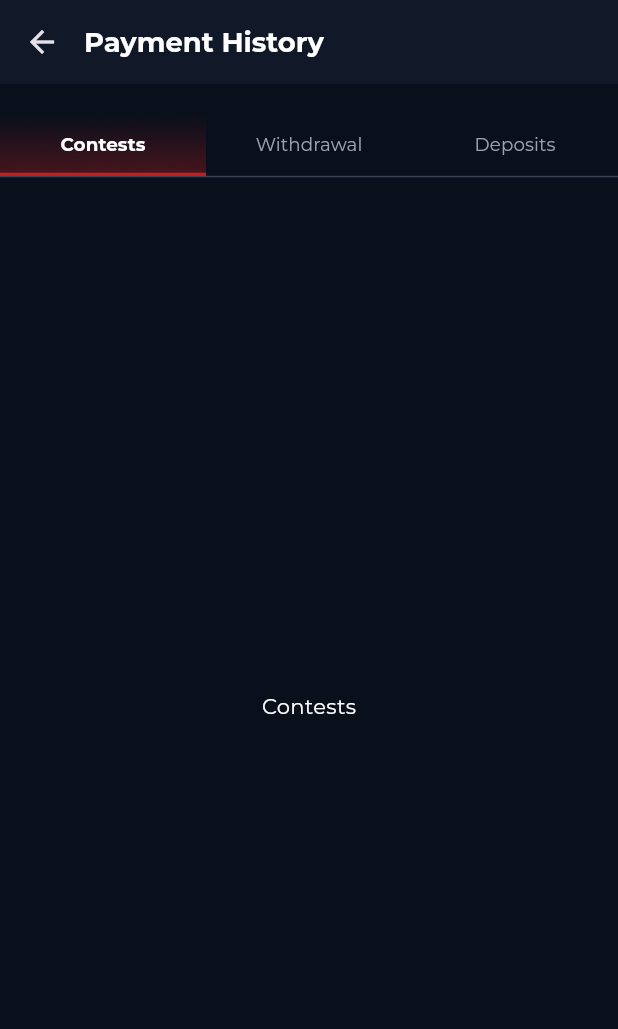
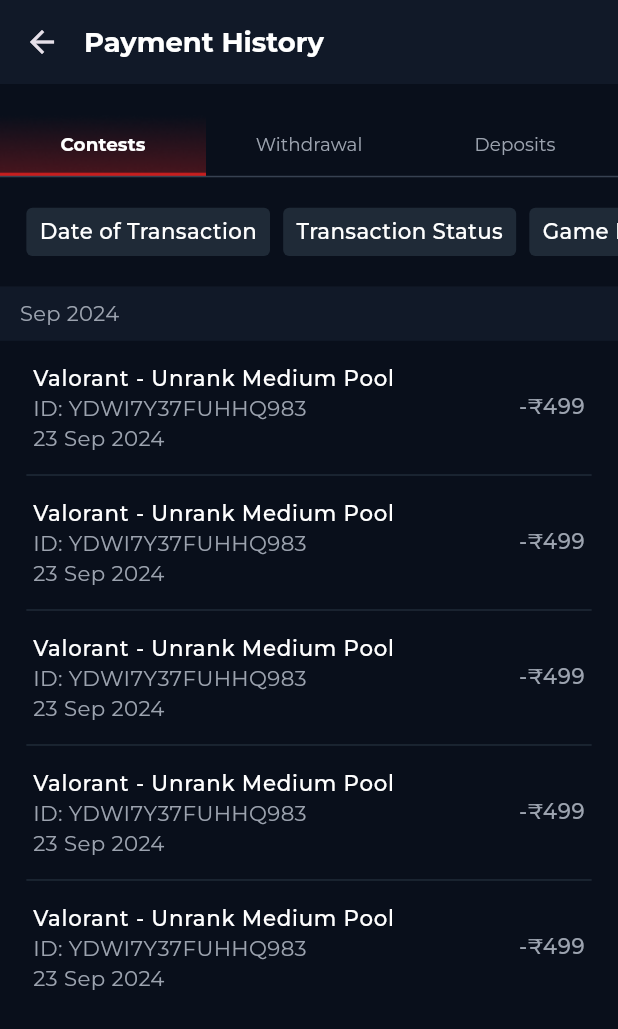
Before and after one commit to Jenis99/playmaster_app, a Flutter app: the PaymentHistoryScreen screen opened directly, on a phone screen of 412 x 824 dp. Shown: the top 1029 px of the screen. Run offline on Flutter 3.47's test engine with Material 3 defaults, Android fonts, the phone set to English and light mode, and no system bars; our stand-ins replace cached_network_image, carousel_slider, dotted_border, flutter_screenutil, get, youtube_player_flutter; network calls fail.

Commit message:
- Work on paymaster flow.

```diff
--- a/lib/module/profile/controller/payment_history_controller.dart
+++ b/lib/module/profile/controller/payment_history_controller.dart
@@ -3,6 +3,34 @@ import 'package:playmaster_ui/dependency.dart';
 class PaymentHistoryController extends GetxController with GetSingleTickerProviderStateMixin {
   late TabController paymentHisTabController;
   RxInt selectedPaymentHistoryTab = 0.obs;
+  final List<String> paymentCategoryList = ["Date of Transaction", "Transaction Status", "Game Platform"];
+
+  final List<({String gameName, int dateOfTransaction, String amount, String id})> list = [
+    (
+      gameName: "Valorant - Unrank Medium Pool",
+      id: "YDWI7Y37FUHHQ983",
+      amount: "₹499",
+      dateOfTransaction: 1727116200000,
+    ),
+    (
+      gameName: "BGMI - Erangel Map (Single) Big Pool",
+      id: "YDWI7Y37FUHHQ983",
+      amount: "₹499",
+      dateOfTransaction: 1726770600000,
+    ),
+    (
+      gameName: "Fall guys - Small pool match",
+      id: "YDWI7Y37FUHHQ983",
+      amount: "₹499",
+      dateOfTransaction: 1724092200000,
+    ),
+    (
+      gameName: "Valorant - Unrank Medium Pool",
+      id: "YDWI7Y37FUHHQ983",
+      amount: "₹499",
+      dateOfTransaction: 1716143400000,
+    ),
+  ];
 
   @override
   void onInit() {
--- a/lib/module/profile/presentation/profile_option/payment_history_screen.dart
+++ b/lib/module/profile/presentation/profile_option/payment_history_screen.dart
@@ -1,6 +1,7 @@
 import 'package:playmaster_ui/dependency.dart';
 import 'package:playmaster_ui/module/home/home.dart';
 import 'package:playmaster_ui/module/profile/controller/payment_history_controller.dart';
+import 'package:playmaster_ui/module/profile/widget/payment_filter_view.dart';
 
 class PaymentHistoryScreen extends StatelessWidget {
   PaymentHistoryScreen({Key? key}) : super(key: key);
@@ -72,10 +73,10 @@ class PaymentHistoryScreen extends StatelessWidget {
                     // physics: const NeverScrollableScrollPhysics(),
                     controller: paymentHistoryController.paymentHisTabController,
                     children: [
-                      Center(
-                        child: AppText(
-                          text: AppString.contests,
-                        ),
+                      Column(
+                        children: [
+                          PaymentCategoryView(),
+                        ],
                       ),
                       Center(
                         child: AppText(
--- /dev/null
+++ b/lib/module/profile/widget/payment_filter_view.dart
@@ -0,0 +1,100 @@
+import 'package:playmaster_ui/dependency.dart';
+import 'package:playmaster_ui/module/profile/controller/payment_history_controller.dart';
+
+class PaymentCategoryView extends StatelessWidget {
+  PaymentCategoryView({Key? key}) : super(key: key);
+
+  final PaymentHistoryController paymentHistoryController = Get.find();
+
+  @override
+  Widget build(BuildContext context) {
+    return Column(
+      crossAxisAlignment: CrossAxisAlignment.start,
+      children: [
+        gameCategoryBox(),
+        Container(
+          color: AppColors.grey900Color2,
+          width: double.maxFinite,
+          padding: EdgeInsets.symmetric(vertical: 8.h, horizontal: 12.w),
+          child: AppText(
+            text: "Sep 2024",
+            color: AppColors.grey400Color,
+          ),
+        ),
+        ListView.separated(
+          itemBuilder: (context, index) => commonPaymentTile(),
+          separatorBuilder: (context, index) => AppDivider(color: AppColors.grey800Color).paddingSymmetric(horizontal: 16.w),
+          itemCount: 5,
+          shrinkWrap: true,
+        ),
+        // commonPaymentTile()
+      ],
+    );
+  }
+
+  ListTile commonPaymentTile() {
+    return ListTile(
+      // tileColor: Colors.red,
+      contentPadding: EdgeInsets.symmetric(vertical: 6.h, horizontal: 20.w),
+      visualDensity: VisualDensity(horizontal: 0, vertical: -4),
+      title: AppText(
+        text: "Valorant - Unrank Medium Pool",
+        fontSize: 14.sp,
+        fontWeight: FontWeight.w500,
+        color: AppColors.whiteColor,
+      ),
+      subtitle: Column(
+        crossAxisAlignment: CrossAxisAlignment.start,
+        mainAxisSize: MainAxisSize.min,
+        children: [
+          AppText(
+            text: "ID: YDWI7Y37FUHHQ983",
+            fontSize: 14.sp,
+            fontWeight: FontWeight.w400,
+            color: AppColors.grey400Color,
+          ),
+          AppText(
+            text: "23 Sep 2024",
+            fontSize: 14.sp,
+            fontWeight: FontWeight.w400,
+            color: AppColors.grey400Color,
+          ),
+        ],
+      ),
+      trailing: AppText(
+        text: "-₹499",
+        fontSize: 14.sp,
+        fontWeight: FontWeight.w500,
+        color: AppColors.grey400Color,
+      ),
+    );
+  }
+
+  /// Game category
+  Widget gameCategoryBox({String? gameType, int? index}) {
+    return SingleChildScrollView(
+      scrollDirection: Axis.horizontal,
+      child: Row(
+        children: List.generate(
+          paymentHistoryController.paymentCategoryList.length,
+          (index) {
+            return GestureDetector(
+              onTap: () {},
+              child: Container(
+                margin: EdgeInsets.fromLTRB(
+                    (index == 0) ? 16.w : 4.w, 0, (index == paymentHistoryController.paymentCategoryList.length - 1) ? 16.w : 4.w, 0),
+                padding: EdgeInsetsDirectional.symmetric(horizontal: 8.w, vertical: 6.h),
+                decoration: BoxDecoration(color: AppColors.grey800Color, borderRadius: BorderRadius.circular(AppConstants.borderRadius)),
+                child: AppText(
+                  text: paymentHistoryController.paymentCategoryList[index],
+                  fontWeight: FontWeight.w500,
+                  fontSize: 14.sp,
+                ),
+              ),
+            );
+          },
+        ),
+      ).paddingSymmetric(vertical: 20.h),
+    );
+  }
+}
--- a/lib/widgets/app_divider.dart
+++ b/lib/widgets/app_divider.dart
@@ -11,7 +11,7 @@ class AppDivider extends StatelessWidget {
   Widget build(BuildContext context) {
     return Divider(
       color: color ?? AppColors.grey400Color,
-      height: height,
+      height: height ?? 0.8.h,
       thickness: thickness,
     );
   }
```
